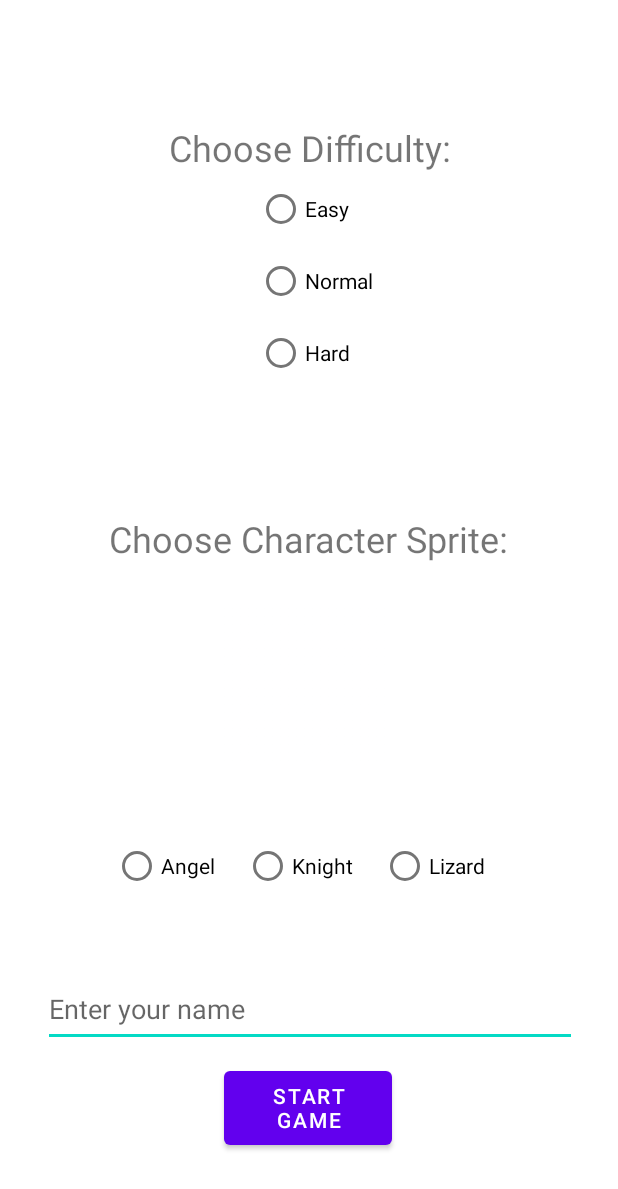
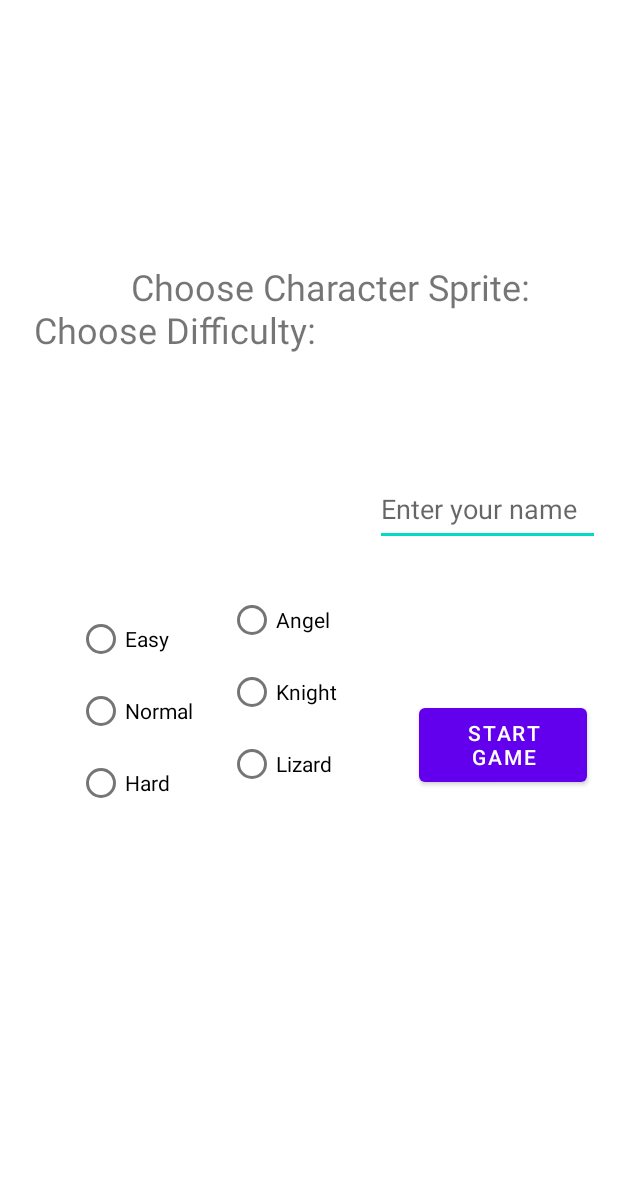
Before and after one commit to mellis0/CS2340A_Team46, an Android app: the ConfigActivity screen opened directly, with no data from a screen before it, on a phone screen of 412 x 824 dp. Shown: the top 1189 px of the screen. Run offline under Robolectric (Android 15) with nearby library versions, the phone set to English and light mode, and no system bars.

Commit message:
fixed horizontal, checkstyle

```diff
--- a/app/src/main/res/layout/config_screen.xml
+++ b/app/src/main/res/layout/config_screen.xml
@@ -8,16 +8,16 @@
 
     <EditText
         android:id="@+id/editText"
-        android:layout_width="356dp"
-        android:layout_height="50dp"
+        android:layout_width="150dp"
+        android:layout_height="49dp"
         android:hint="Enter your name"
 
         app:layout_constraintBottom_toBottomOf="parent"
         app:layout_constraintEnd_toEndOf="parent"
-        app:layout_constraintHorizontal_bias="0.508"
+        app:layout_constraintHorizontal_bias="0.955"
         app:layout_constraintStart_toStartOf="parent"
         app:layout_constraintTop_toTopOf="parent"
-        app:layout_constraintVertical_bias="0.837" />
+        app:layout_constraintVertical_bias="0.406" />
 
     <Button
         android:id="@+id/startGameButton"
@@ -27,10 +27,10 @@
 
         app:layout_constraintBottom_toBottomOf="parent"
         app:layout_constraintEnd_toEndOf="parent"
-        app:layout_constraintHorizontal_bias="0.498"
+        app:layout_constraintHorizontal_bias="0.93"
         app:layout_constraintStart_toStartOf="parent"
         app:layout_constraintTop_toTopOf="parent"
-        app:layout_constraintVertical_bias="0.928" />
+        app:layout_constraintVertical_bias="0.611" />
 
     <ImageView
         android:id="@+id/imageView"
@@ -40,37 +40,37 @@
         android:src="@drawable/none"
         app:layout_constraintBottom_toBottomOf="parent"
         app:layout_constraintEnd_toEndOf="parent"
-        app:layout_constraintHorizontal_bias="0.491"
+        app:layout_constraintHorizontal_bias="0.646"
         app:layout_constraintStart_toStartOf="parent"
         app:layout_constraintTop_toTopOf="parent"
-        app:layout_constraintVertical_bias="0.555" />
+        app:layout_constraintVertical_bias="0.553" />
 
     <TextView
         android:id="@+id/textView2"
         android:layout_width="wrap_content"
         android:layout_height="wrap_content"
         android:text="Choose Character Sprite:"
+        android:textSize="24sp"
         app:layout_constraintBottom_toBottomOf="parent"
         app:layout_constraintEnd_toEndOf="parent"
-        app:layout_constraintHorizontal_bias="0.498"
+        app:layout_constraintHorizontal_bias="0.6"
         app:layout_constraintStart_toStartOf="parent"
         app:layout_constraintTop_toTopOf="parent"
-        app:layout_constraintVertical_bias="0.433"
-        android:textSize="24sp"/>
+        app:layout_constraintVertical_bias="0.221" />
 
     <RadioGroup
         android:id="@+id/characterRadioGroup"
-        android:layout_width="257dp"
-        android:layout_height="54dp"
+        android:layout_width="90dp"
+        android:layout_height="163dp"
         android:layout_marginTop="16dp"
-        android:orientation="horizontal"
+        android:orientation="vertical"
 
         app:layout_constraintBottom_toBottomOf="parent"
         app:layout_constraintEnd_toEndOf="parent"
-        app:layout_constraintHorizontal_bias="0.487"
+        app:layout_constraintHorizontal_bias="0.473"
         app:layout_constraintStart_toStartOf="parent"
         app:layout_constraintTop_toTopOf="parent"
-        app:layout_constraintVertical_bias="0.713">
+        app:layout_constraintVertical_bias="0.579">
 
 
         <RadioButton
@@ -107,10 +107,10 @@
 
         app:layout_constraintBottom_toBottomOf="parent"
         app:layout_constraintEnd_toEndOf="parent"
-        app:layout_constraintHorizontal_bias="0.524"
+        app:layout_constraintHorizontal_bias="0.157"
         app:layout_constraintStart_toStartOf="parent"
         app:layout_constraintTop_toTopOf="parent"
-        app:layout_constraintVertical_bias="0.154">
+        app:layout_constraintVertical_bias="0.597">
 
 
         <RadioButton
@@ -142,12 +142,12 @@
         android:layout_width="wrap_content"
         android:layout_height="wrap_content"
         android:text="Choose Difficulty:"
+        android:textSize="24sp"
         app:layout_constraintBottom_toBottomOf="parent"
         app:layout_constraintEnd_toEndOf="parent"
-        app:layout_constraintHorizontal_bias="0.504"
+        app:layout_constraintHorizontal_bias="0.1"
         app:layout_constraintStart_toStartOf="parent"
         app:layout_constraintTop_toTopOf="parent"
-        app:layout_constraintVertical_bias="0.104"
-        android:textSize="24sp"/>
+        app:layout_constraintVertical_bias="0.257" />
 
 </androidx.constraintlayout.widget.ConstraintLayout>
```
Also changed, not shown: app/src/main/java/com/example/cs2340a_team46/ConfigActivity.java (+10 -8 lines), 1 other file.
